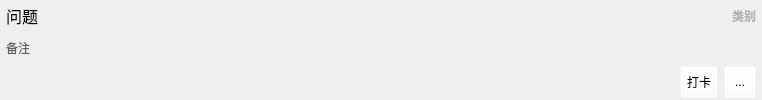
fengersoft/myreflection, file src/widgets/subjectwidget.ui: the form before one commit.
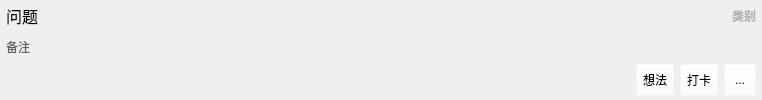
The form after the commit. Icons and pictures are not drawn.

What changed in the file:
```diff
--- a/src/widgets/subjectwidget.ui
+++ b/src/widgets/subjectwidget.ui
@@ -13,6 +13,9 @@
   <property name="windowTitle">
    <string>Form</string>
   </property>
+  <property name="styleSheet">
+   <string notr="true"/>
+  </property>
   <layout class="QVBoxLayout" name="verticalLayout">
    <property name="spacing">
     <number>0</number>
@@ -27,7 +30,7 @@
     <number>6</number>
    </property>
    <property name="bottomMargin">
-    <number>0</number>
+    <number>2</number>
    </property>
    <item>
     <layout class="QHBoxLayout" name="horizontalLayout">
@@ -156,6 +159,32 @@
         </property>
        </spacer>
       </item>
+      <item>
+       <widget class="QToolButton" name="btnAnswer">
+        <property name="minimumSize">
+         <size>
+          <width>0</width>
+          <height>32</height>
+         </size>
+        </property>
+        <property name="text">
+         <string>想法</string>
+        </property>
+        <property name="icon">
+         <iconset resource="../../app.qrc">
+          <normaloff>:/res/answer.png</normaloff>:/res/answer.png</iconset>
+        </property>
+        <property name="iconSize">
+         <size>
+          <width>18</width>
+          <height>18</height>
+         </size>
+        </property>
+        <property name="toolButtonStyle">
+         <enum>Qt::ToolButtonTextBesideIcon</enum>
+        </property>
+       </widget>
+      </item>
       <item>
        <widget class="QToolButton" name="btnCard">
         <property name="minimumSize">
```
